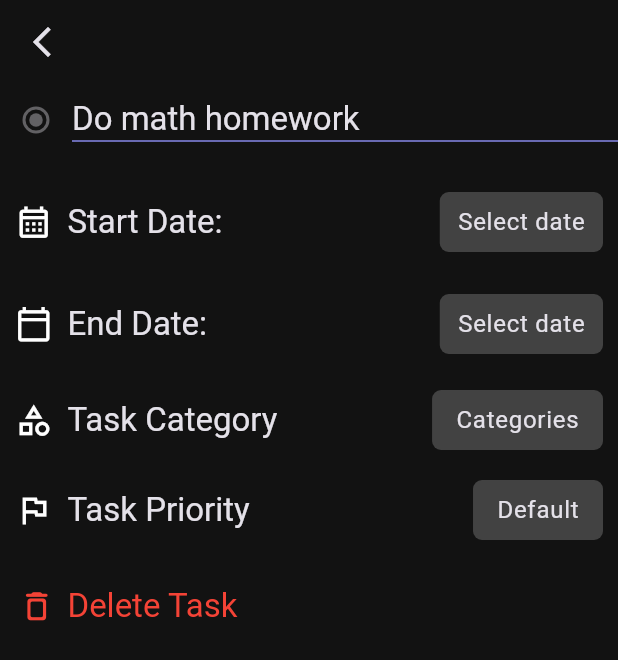
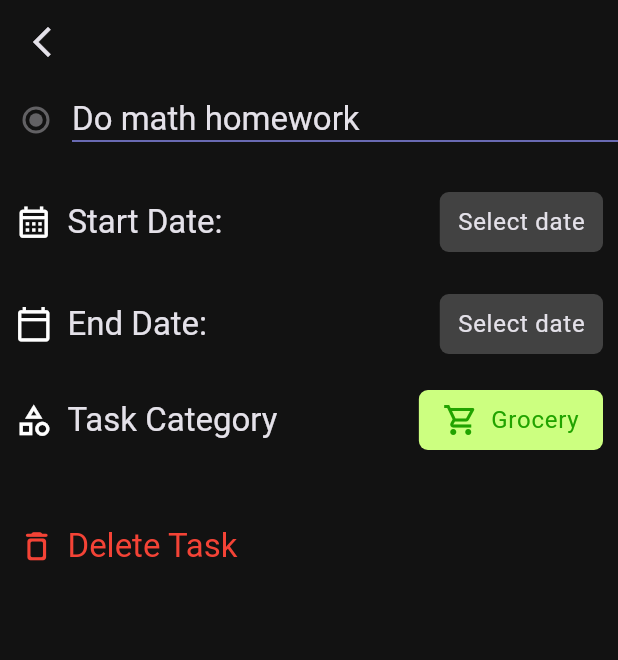
Before and after one commit to MajidiyM/todoListApp, a Flutter app: the DetailedTaskScreen screen opened by its route, on a phone screen of 412 x 824 dp. Shown: the top 660 px of the screen. Run offline on Flutter 3.47's test engine with Material 3 defaults, Android fonts, the phone set to English and light mode, and no system bars; our stand-ins replace auto_route, syncfusion_flutter_datepicker.

Commit message:
[+] Добавлена отображение выборанной категории

```diff
--- a/lib/screens/detailed_task_screen/view/detailed_task_screen.dart
+++ b/lib/screens/detailed_task_screen/view/detailed_task_screen.dart
@@ -17,6 +17,77 @@ class DetailedTaskScreen extends StatefulWidget {
 class _DetailedTaskScreenState extends State<DetailedTaskScreen> {
   DateTime? _startDate;
   DateTime? _endDate;
+
+  Map<String, dynamic>? selectedCategory;
+
+  final List<Map<String, dynamic>> categories = [
+    {
+      "icon": Icons.local_grocery_store_outlined,
+      "iconColor": Color(0xFF21A300),
+      "label": "Grocery",
+      "color": Color(0xFFCCFF80),
+    },
+    {
+      "icon": Icons.work_outline_outlined,
+      "iconColor": Color(0xFFA31D00),
+      "label": "Work",
+      "color": Color(0xFFFF9680),
+    },
+    {
+      "icon": Icons.sports_outlined,
+      "iconColor": Color(0xFF00A32F),
+      "label": "Sport",
+      "color": Color(0xFF80FFFF),
+    },
+    {
+      "icon": Icons.design_services_outlined,
+      "iconColor": Color(0xFF00A372),
+      "label": "Design",
+      "color": Color(0xFF80FFD9),
+    },
+    {
+      "icon": Icons.school_outlined,
+      "iconColor": Color(0xFF0055A3),
+      "label": "University",
+      "color": Color(0xFF809CFF),
+    },
+    {
+      "icon": Icons.people_outline,
+      "iconColor": Color(0xFFA30089),
+      "label": "Social",
+      "color": Color(0xFFFF80EB),
+    },
+    {
+      "icon": Icons.music_note_outlined,
+      "iconColor": Color(0xFFA000A3),
+      "label": "Music",
+      "color": Color(0xFFFC80FF),
+    },
+    {
+      "icon": Icons.health_and_safety_outlined,
+      "iconColor": Color(0xFF00A3A3),
+      "label": "Health",
+      "color": Color(0xFF80FFA3),
+    },
+    {
+      "icon": Icons.video_camera_back_outlined,
+      "iconColor": Color(0xFF0069A3),
+      "label": "Movie",
+      "color": Color(0xFF80D1FF),
+    },
+    {
+      "icon": Icons.home_outlined,
+      "iconColor": Color(0xFFA30000),
+      "label": "Home",
+      "color": Color(0xFFFF8080),
+    },
+    {
+      "icon": Icons.add,
+      "iconColor": Color(0xFF00A369),
+      "label": "Create New",
+      "color": Color(0xFF80FFD1),
+    },
+  ];
 
   @override
   Widget build(BuildContext context) {
@@ -134,9 +205,11 @@ class _DetailedTaskScreenState extends State<DetailedTaskScreen> {
               child: Padding(
                 padding: const EdgeInsets.symmetric(horizontal: 10),
                 child: TaskProperties(
-                    icon: Icons.category_outlined,
-                    text: "Task Category",
-                    buttonText: "Categories"),
+                  icon: Icons.category_outlined,
+                  text: "Task Category",
+                  selectedCategory: selectedCategory ?? categories[0],
+                  onPressed: () => _showCategories(context),
+                ),
               ),
             ),
             // SizedBox
@@ -146,16 +219,16 @@ class _DetailedTaskScreenState extends State<DetailedTaskScreen> {
               ),
             ),
             // Task Priority
-            SliverToBoxAdapter(
-              child: Padding(
-                padding: const EdgeInsets.symmetric(horizontal: 10),
-                child: TaskProperties(
-                  icon: Icons.flag_outlined,
-                  text: 'Task Priority',
-                  buttonText: 'Default',
-                ),
-              ),
-            ),
+            // SliverToBoxAdapter(
+            //   child: Padding(
+            //     padding: const EdgeInsets.symmetric(horizontal: 10),
+            //     child: TaskProperties(
+            //       icon: Icons.flag_outlined,
+            //       text: 'Task Priority',
+            //
+            //     ),
+            //   ),
+            // ),
             // SizedBox
             SliverToBoxAdapter(
               child: SizedBox(
@@ -228,4 +301,115 @@ class _DetailedTaskScreenState extends State<DetailedTaskScreen> {
   String _formatDate(DateTime? date) {
     return date != null ? DateFormat('dd/MM/yyyy').format(date) : "Select date";
   }
+
+  void _showCategories(BuildContext context) {
+    showDialog(
+      context: context,
+      builder: (context) => TaskPropertiesDialog(
+        categories: categories,
+      ),
+    ).then((selectedCategory) {
+      if (selectedCategory != null) {
+        print("Selected category: $selectedCategory"); // Для отладки
+        setState(() {
+          this.selectedCategory = categories.firstWhere(
+            (category) => category["label"] == selectedCategory,
+            orElse: () => categories[0], // Default category
+          );
+        });
+      }
+    });
+  }
 }
+
+class TaskPropertiesDialog extends StatelessWidget {
+  const TaskPropertiesDialog({
+    super.key,
+    required this.categories,
+  });
+
+  final List<Map<String, dynamic>> categories;
+
+  @override
+  Widget build(BuildContext context) {
+    return AlertDialog(
+      title: const Center(
+        child: Padding(
+          padding: EdgeInsets.only(bottom: 10.0),
+          child: Text(
+            "Choose Category",
+            style: TextStyle(color: Colors.white),
+          ),
+        ),
+      ),
+      content: SizedBox(
+        height: 556,
+        width: 327,
+        child: GridView.builder(
+          shrinkWrap: true,
+          gridDelegate: SliverGridDelegateWithFixedCrossAxisCount(
+            crossAxisCount: 3,
+            crossAxisSpacing: 30,
+            mainAxisSpacing: 30,
+            childAspectRatio: 0.8,
+          ),
+          itemCount: categories.length,
+          itemBuilder: (context, index) {
+            final category = categories[index];
+            return GestureDetector(
+              onTap: () {
+                Navigator.pop(context, category["label"]);
+              },
+              child: Column(
+                mainAxisSize: MainAxisSize.min,
+                children: [
+                  SizedBox(
+                    width: 64,
+                    height: 64,
+                    child: Container(
+                      decoration: BoxDecoration(
+                        color: category["color"],
+                        borderRadius: BorderRadius.circular(10),
+                      ),
+                      child: Icon(
+                        category["icon"],
+                        color: category["iconColor"],
+                        size: 30,
+                      ),
+                    ),
+                  ),
+                  SizedBox(
+                    height: 6,
+                  ),
+                  Text(
+                    category["label"],
+                    style: TextStyle(color: Colors.white),
+                    textAlign: TextAlign.center,
+                  )
+                ],
+              ),
+            );
+          },
+        ),
+      ),
+      actions: [
+        TextButton(
+          onPressed: () {
+            Navigator.pop(context);
+          },
+          child: const Text(
+            "Cancel",
+            style: TextStyle(color: Colors.blueAccent),
+          ),
+        ),
+        ElevatedButton(
+          style: ElevatedButton.styleFrom(backgroundColor: Colors.purpleAccent),
+          onPressed: () {
+            print("Edit clicked");
+          },
+          child: const Text("Edit"),
+        ),
+      ],
+    );
+  }
+}
--- a/lib/screens/detailed_task_screen/widgets/task_poperties_button.dart
+++ b/lib/screens/detailed_task_screen/widgets/task_poperties_button.dart
@@ -4,9 +4,17 @@ class TaskPropertyButton extends StatelessWidget {
   const TaskPropertyButton({
     super.key,
     required this.buttonText,
+    this.icon,
+    this.color,
+    this.iconColor,
+    this.textColor,
   });
 
   final String buttonText;
+  final IconData? icon;
+  final Color? color;
+  final Color? iconColor;
+  final Color? textColor;
 
   @override
   Widget build(BuildContext context) {
@@ -17,12 +25,24 @@ class TaskPropertyButton extends StatelessWidget {
         vertical: 8,
       ),
       decoration: BoxDecoration(
-        color: Colors.grey[800],
+        color: color ?? Colors.grey[800],
         borderRadius: BorderRadius.circular(6),
       ),
-      child: Text(
-        buttonText,
-        style: theme.textTheme.bodyLarge,
+      child: Row(
+        children: [
+          if (icon != null)
+            Icon(
+              icon,
+              color: iconColor,
+            ),
+          SizedBox(
+            width: icon != null ? 8 : 0,
+          ),
+          Text(
+            buttonText,
+            style: theme.textTheme.bodyLarge?.copyWith(color: textColor),
+          ),
+        ],
       ),
     );
   }
--- a/lib/screens/detailed_task_screen/widgets/task_properties.dart
+++ b/lib/screens/detailed_task_screen/widgets/task_properties.dart
@@ -7,17 +7,19 @@ class TaskProperties extends StatelessWidget {
     super.key,
     required this.icon,
     required this.text,
-    required this.buttonText,
     this.onPressed,
+    required this.selectedCategory,
   });
 
   final IconData icon;
   final String text;
-  final String buttonText;
+  final Map<String, dynamic> selectedCategory;
   final VoidCallback? onPressed;
 
   @override
   Widget build(BuildContext context) {
+    final iconColor = selectedCategory["iconColor"];
+    final textColor = selectedCategory["iconColor"];
     final theme = Theme.of(context);
     return Row(
       children: [
@@ -31,7 +33,11 @@ class TaskProperties extends StatelessWidget {
         GestureDetector(
           onTap: onPressed,
           child: TaskPropertyButton(
-            buttonText: buttonText,
+            buttonText: selectedCategory["label"],
+            icon: selectedCategory["icon"],
+            color: selectedCategory["color"],
+            iconColor: selectedCategory["iconColor"],
+            textColor: selectedCategory["iconColor"],
           ),
         ),
       ],
```
